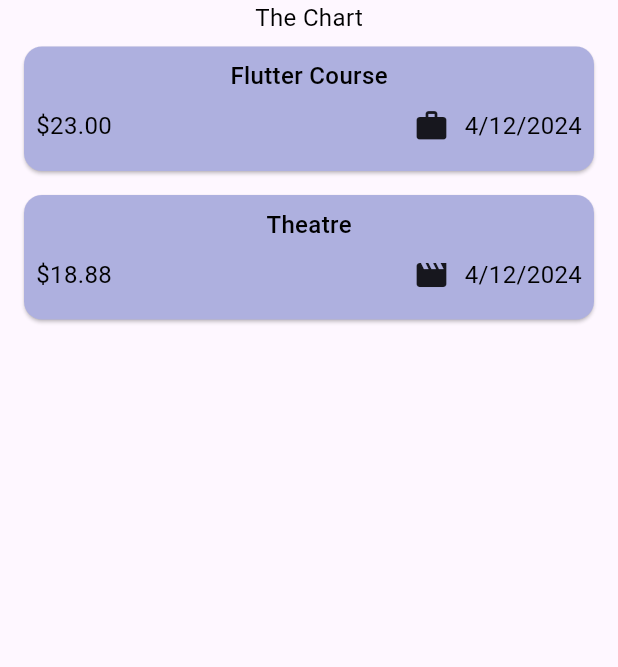
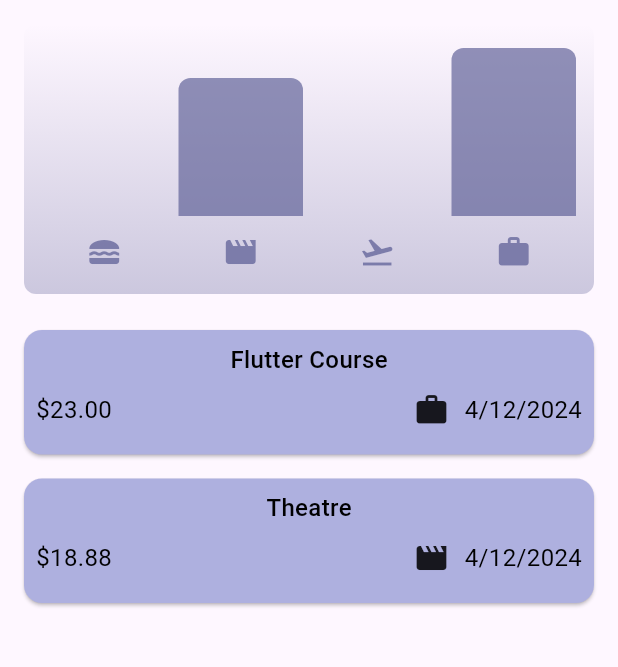
Before and after one commit to BilalDurmus08/expense_tracker_app, a Flutter app: the screen it shows after launch, on a phone screen of 412 x 824 dp, the part 84-751 px from its top. Run offline on Flutter 3.47's test engine with Material 3 defaults, Android fonts, the phone set to English and light mode, and no system bars.

Commit message:
chart classes added

```diff
--- /dev/null
+++ b/lib/widgets/chart/chart.dart
@@ -0,0 +1,95 @@
+import 'package:flutter/material.dart';
+
+import 'package:expense_tracker/widgets/chart/chart_bar.dart';
+import 'package:expense_tracker/model/expense.dart';
+
+class Chart extends StatelessWidget {
+  const Chart({super.key, required this.expenses});
+
+  final List<Expense> expenses;
+
+  List<ExpenseBucket> get buckets {
+    return [
+      ExpenseBucket.forCategory(expenses, Category.food),
+      ExpenseBucket.forCategory(expenses, Category.leisure),
+      ExpenseBucket.forCategory(expenses, Category.travel),
+      ExpenseBucket.forCategory(expenses, Category.work),
+    ];
+  }
+
+  double get maxTotalExpense {
+    double maxTotalExpense = 0;
+
+    for (final bucket in buckets) {
+      if (bucket.totalBucket > maxTotalExpense) {
+        maxTotalExpense = bucket.totalBucket;
+      }
+    }
+
+    return maxTotalExpense;
+  }
+
+  @override
+  Widget build(BuildContext context) {
+    final isDarkMode =
+        MediaQuery.of(context).platformBrightness == Brightness.dark;
+    return Container(
+      margin: const EdgeInsets.all(16),
+      padding: const EdgeInsets.symmetric(
+        vertical: 16,
+        horizontal: 8,
+      ),
+      width: double.infinity,
+      height: 180,
+      decoration: BoxDecoration(
+        borderRadius: BorderRadius.circular(8),
+        gradient: LinearGradient(
+          colors: [
+            Theme.of(context).colorScheme.primary.withOpacity(0.3),
+            Theme.of(context).colorScheme.primary.withOpacity(0.0)
+          ],
+          begin: Alignment.bottomCenter,
+          end: Alignment.topCenter,
+        ),
+      ),
+      child: Column(
+        children: [
+          Expanded(
+            child: Row(
+              crossAxisAlignment: CrossAxisAlignment.end,
+              children: [
+                for (final bucket in buckets) // alternative to map()
+                  ChartBar(
+                    fill: bucket.totalBucket == 0
+                        ? 0
+                        : bucket.totalBucket / maxTotalExpense,
+                  )
+              ],
+            ),
+          ),
+          const SizedBox(height: 12),
+          Row(
+            children: buckets
+                .map(
+                  (bucket) => Expanded(
+                    child: Padding(
+                      padding: const EdgeInsets.symmetric(horizontal: 4),
+                      child: Icon(
+                        categoryIcons[bucket.category],
+                        color: isDarkMode
+                            ? Theme.of(context).colorScheme.secondary
+                            : Theme.of(context)
+                                .colorScheme
+                                .primary
+                                .withOpacity(0.7),
+                      ),
+                    ),
+                  ),
+                )
+                .toList(),
+          )
+        ],
+      ),
+    );
+  }
+}
--- /dev/null
+++ b/lib/widgets/chart/chart_bar.dart
@@ -0,0 +1,34 @@
+import 'package:flutter/material.dart';
+
+class ChartBar extends StatelessWidget {
+  const ChartBar({
+    super.key,
+    required this.fill,
+  });
+
+  final double fill;
+
+  @override
+  Widget build(BuildContext context) {
+    final isDarkMode =
+        MediaQuery.of(context).platformBrightness == Brightness.dark;
+    return Expanded(
+      child: Padding(
+        padding: const EdgeInsets.symmetric(horizontal: 4),
+        child: FractionallySizedBox(
+          heightFactor: fill,
+          child: DecoratedBox(
+            decoration: BoxDecoration(
+              shape: BoxShape.rectangle,
+              borderRadius:
+                  const BorderRadius.vertical(top: Radius.circular(8)),
+              color: isDarkMode
+                  ? Theme.of(context).colorScheme.secondary
+                  : Theme.of(context).colorScheme.primary.withOpacity(0.65),
+            ),
+          ),
+        ),
+      ),
+    );
+  }
+}
--- a/lib/widgets/expenses.dart
+++ b/lib/widgets/expenses.dart
@@ -2,6 +2,7 @@ import 'package:flutter/material.dart';
 import 'package:expense_tracker/model/expense.dart';
 import 'package:expense_tracker/widgets/expenses_list/expenses_list.dart';
 import 'package:expense_tracker/widgets/new_expense.dart';
+import 'package:expense_tracker/widgets/chart/chart.dart';
 
 class Expenses extends StatefulWidget {
   const Expenses({super.key});
@@ -94,7 +95,7 @@ class _Expenses extends State<Expenses> {
       ]),
       body: Column(
         children: [
-          const Text('The Chart'),
+          Chart(expenses: _registeredExpenses),
           mainContent,
         ],
       ),
```
